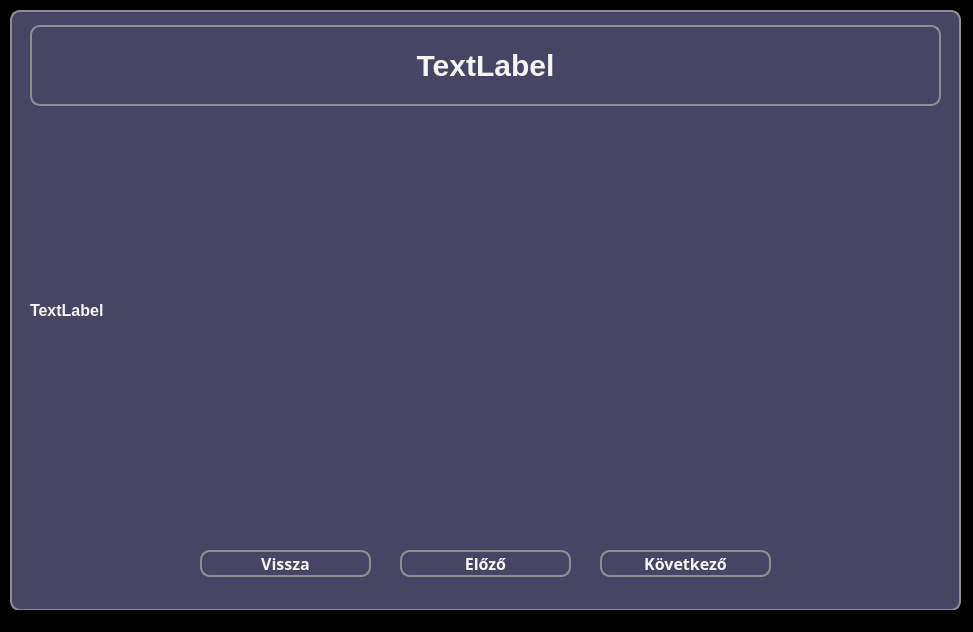
First picture: the form in src/main/resources/ui/yellow/yellowLearnWindow.ui, repository pkristof1999/Szakdolgozat, before the edit.
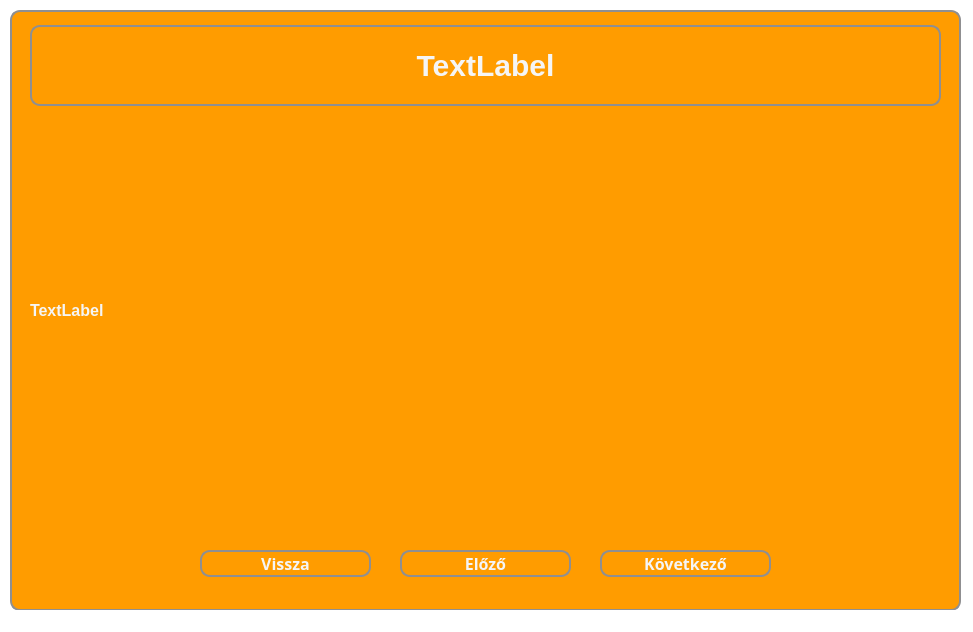
Second picture: the form after the edit.

What changed in the file:
```diff
--- a/src/main/resources/ui/yellow/yellowLearnWindow.ui
+++ b/src/main/resources/ui/yellow/yellowLearnWindow.ui
@@ -15,7 +15,7 @@
   </property>
   <property name="styleSheet">
    <string notr="true">* {
-	background-color: black;
+	background-color: white;
 }</string>
   </property>
   <widget class="QWidget" name="centralwidget">
@@ -30,7 +30,7 @@
     </property>
     <property name="styleSheet">
      <string notr="true">* {
-	background-color: rgb(70, 70, 100);
+	background-color: #FF9C00;
     border: 2px solid #8f8f91;
     border-radius: 10px;
     color: white;
@@ -56,7 +56,7 @@
      </property>
      <property name="styleSheet">
       <string notr="true">* {
-	background-color: rgb(70, 70, 100);
+	background-color: #FF9C00;
 	color: whitesmoke;
 }
 
@@ -87,7 +87,7 @@
      </property>
      <property name="styleSheet">
       <string notr="true">* {
-	background-color: rgb(70, 70, 100);
+	background-color: #FF9C00;
 	color: whitesmoke;
 }
 
@@ -159,7 +159,7 @@
      </property>
      <property name="styleSheet">
       <string notr="true">* {
-	background-color: rgb(70, 70, 100);
+	background-color: #FF9C00;
 	color: whitesmoke;
 }
 
```
Left out of the diff: 12 changed lines with no effect on the pictures.
